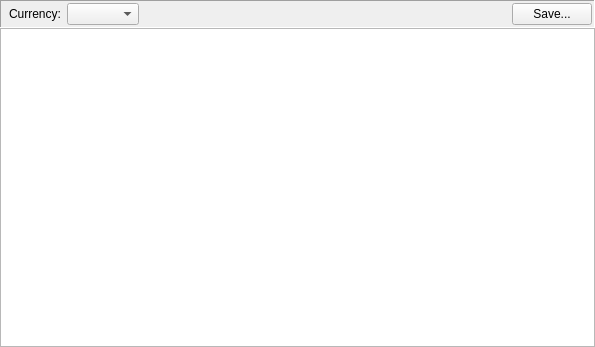
First picture: the form in jal/ui/reports/income_spending_report.ui, repository titov-vv/jal, before the edit.
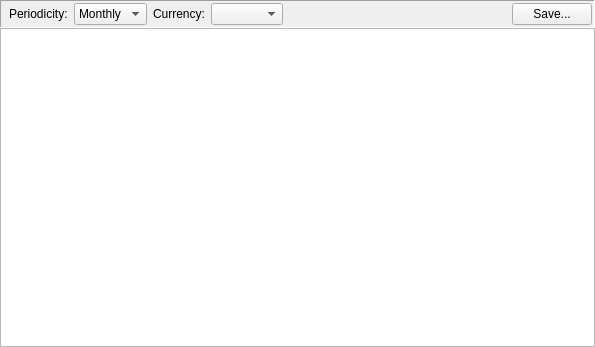
Second picture: the form after the edit. Custom widgets are drawn as their Qt base class.

Commit message: Monthly/Weekly options for "Income/Spending" report

```diff
--- a/jal/ui/reports/income_spending_report.ui
+++ b/jal/ui/reports/income_spending_report.ui
@@ -60,6 +60,27 @@
         </property>
        </widget>
       </item>
+      <item>
+       <widget class="QLabel" name="PeriodLbl">
+        <property name="text">
+         <string>Periodicity:</string>
+        </property>
+       </widget>
+      </item>
+      <item>
+       <widget class="QComboBox" name="PeriodComboBox">
+        <item>
+         <property name="text">
+          <string>Monthly</string>
+         </property>
+        </item>
+        <item>
+         <property name="text">
+          <string>Weekly</string>
+         </property>
+        </item>
+       </widget>
+      </item>
       <item>
        <widget class="QLabel" name="CurrencyLbl">
         <property name="text">
```
The commit also changes 7 other files.
